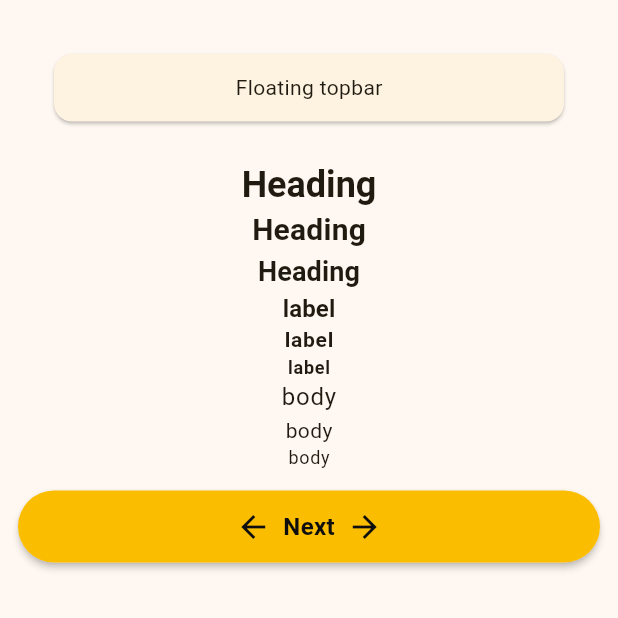
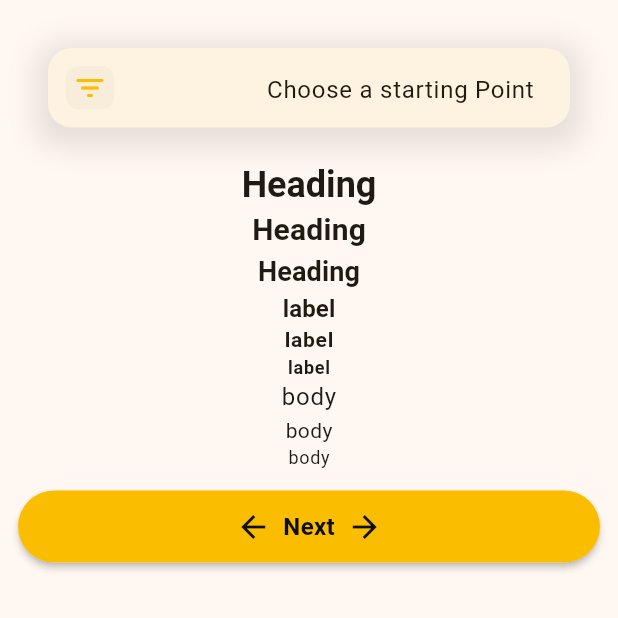
Before and after one commit to bigb45/project-delphi, a Flutter app: the screen it shows after launch, on a phone screen of 412 x 824 dp, the top half of it. Run offline on Flutter 3.47's test engine with Material 3 defaults, Android fonts, the phone set to English and light mode, and no system bars.

Commit message:
Refactor: add icon to floating topbar, add initial navigation topbar

```diff
--- a/lib/widgets/floating_topbar.dart
+++ b/lib/widgets/floating_topbar.dart
@@ -13,27 +13,110 @@ class FloatingTopbar extends StatefulWidget implements PreferredSizeWidget {
 class _FloatingTopbarState extends State<FloatingTopbar> {
   @override
   Widget build(BuildContext context) {
-    return const Padding(
-      padding: EdgeInsets.symmetric(horizontal: 32, vertical: 32),
-      child: Card(
-        child: Center(
-            child: Text(
-          "Floating topbar",
-        )),
+    return Padding(
+      padding: const EdgeInsets.symmetric(horizontal: 32, vertical: 32),
+      child: Container(
+        decoration: BoxDecoration(
+          color: Theme.of(context).colorScheme.surfaceContainerLow,
+          borderRadius: BorderRadius.circular(16),
+          boxShadow: [
+            BoxShadow(
+                offset: const Offset(0, 5),
+                color: Colors.black.withOpacity(0.1),
+                blurRadius: 16,
+                spreadRadius: 8)
+          ],
+        ),
+        child: Row(
+          mainAxisAlignment: MainAxisAlignment.spaceBetween,
+          children: [
+            Padding(
+              padding: const EdgeInsets.all(12.0),
+              child: Container(
+                height: 32,
+                width: 32,
+                decoration: BoxDecoration(
+                    borderRadius: BorderRadius.circular(8),
+                    color: Theme.of(context).colorScheme.surfaceContainer),
+                child: Icon(
+                  Icons.filter_list_rounded,
+                  color: Theme.of(context).colorScheme.inversePrimary,
+                ),
+              ),
+            ),
+            Padding(
+              padding: const EdgeInsets.symmetric(horizontal: 24, vertical: 16),
+              child: Text("Choose a starting Point",
+                  style: Theme.of(context).textTheme.bodyLarge!.copyWith(
+                      color: Theme.of(context).colorScheme.onSurface)),
+            ),
+          ],
+        ),
       ),
     );
-    // return AppBar(
-    //   title: const Text("Floating Topbar"),
-    //   actions: [
-    //     IconButton(
-    //       icon: const Icon(Icons.search),
-    //       onPressed: () {},
-    //     ),
-    //     IconButton(
-    //       icon: const Icon(Icons.more_vert),
-    //       onPressed: () {},
-    //     ),
-    //   ],
-    // );
   }
 }
+
+class NavigationTopbar extends StatelessWidget implements PreferredSizeWidget {
+  const NavigationTopbar({super.key});
+
+  @override
+  Size get preferredSize => const Size.fromHeight(53 + 64);
+
+  @override
+  Widget build(BuildContext context) {
+    return Padding(
+      padding: const EdgeInsets.symmetric(horizontal: 32, vertical: 32),
+      child: Row(
+        mainAxisAlignment: MainAxisAlignment.spaceBetween,
+        children: [
+          Padding(
+            padding: const EdgeInsets.only(right: 8.0),
+            child: Container(
+              height: 53,
+              width: 53,
+              decoration: BoxDecoration(
+                color: Theme.of(context).colorScheme.surfaceContainerLow,
+                borderRadius: BorderRadius.circular(16),
+                boxShadow: [
+                  BoxShadow(
+                      offset: const Offset(0, 5),
+                      color: Colors.black.withOpacity(0.1),
+                      blurRadius: 16,
+                      spreadRadius: 0)
+                ],
+              ),
+              child: Icon(
+                Icons.arrow_back,
+                color: Theme.of(context).colorScheme.inversePrimary,
+              ),
+            ),
+          ),
+          Expanded(
+            child: Container(
+              decoration: BoxDecoration(
+                color: Theme.of(context).colorScheme.surfaceContainerLow,
+                borderRadius: BorderRadius.circular(16),
+                boxShadow: [
+                  BoxShadow(
+                    offset: const Offset(0, 5),
+                    color: Colors.black.withOpacity(0.1),
+                    blurRadius: 16,
+                    spreadRadius: 0,
+                  )
+                ],
+              ),
+              child: Padding(
+                padding:
+                    const EdgeInsets.symmetric(horizontal: 24, vertical: 16),
+                child: Text("Where are you?",
+                    style: Theme.of(context).textTheme.bodyLarge!.copyWith(
+                        color: Theme.of(context).colorScheme.onSurface)),
+              ),
+            ),
+          ),
+        ],
+      ),
+    );
+  }
+}
```
